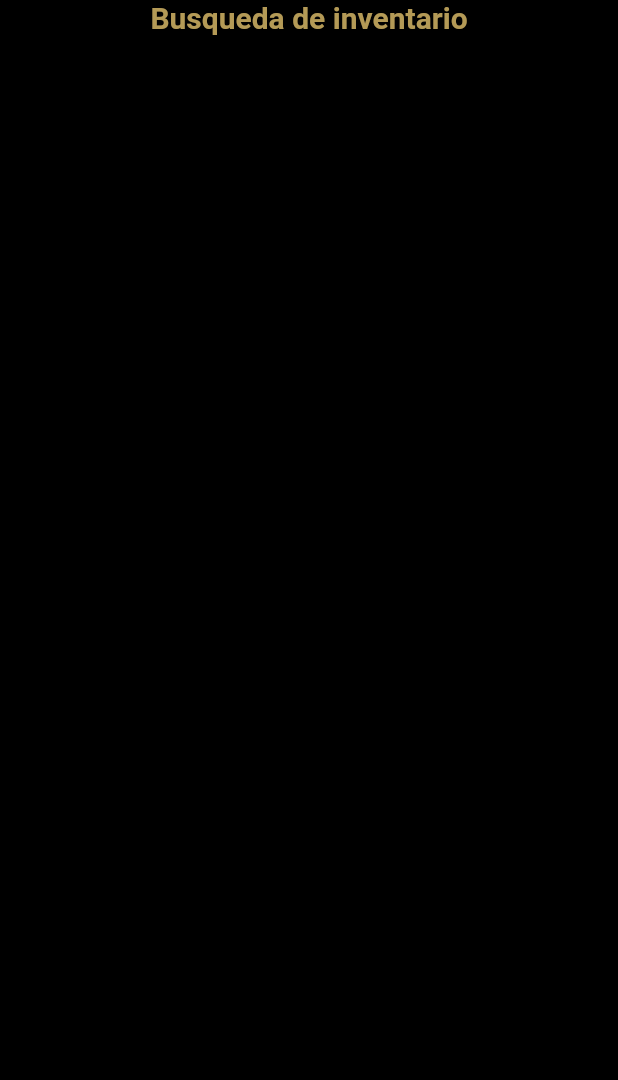
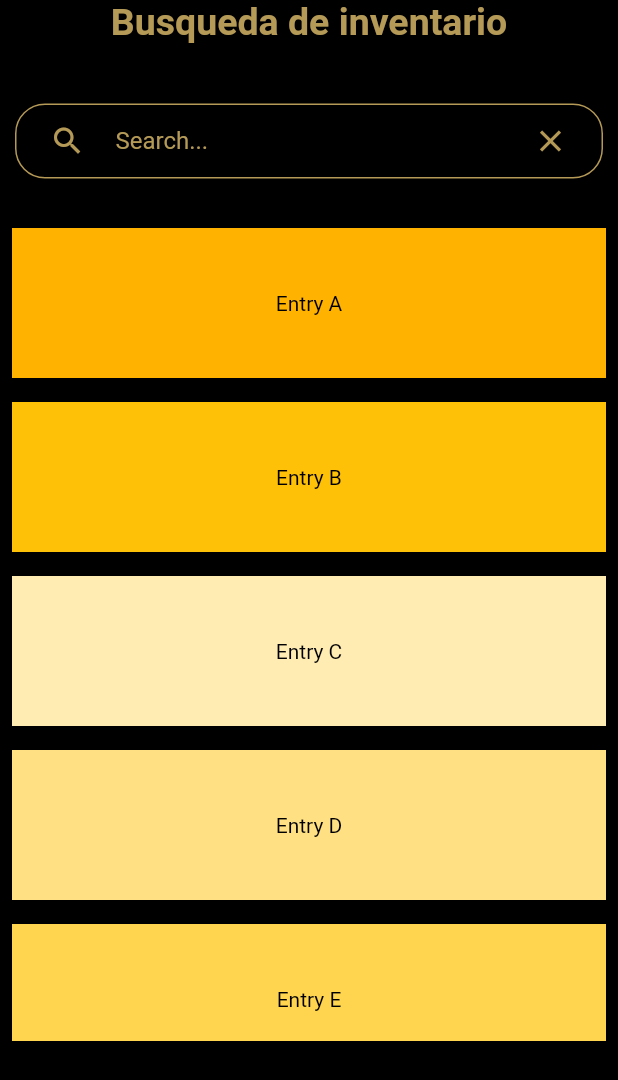
Before and after one commit to SantiagoAndresDavid/JRC-Api-Front, a Flutter app: the Search widget shown alone on an empty page, opened directly, on a phone screen of 412 x 824 dp. Shown: the top 1080 px of the screen. Run offline on Flutter 3.47's test engine with Material 2 defaults, Android fonts, the phone set to English and light mode, and no system bars; our stand-ins replace cloud_firestore, firebase_auth, firebase_core, firebase_database, firebase_storage, flutter_colorpicker and 4 more; accounts and stored records are empty; network calls fail; project files that could hold a hidden picture were left out.

Commit message:
modify colors to searchInput

```diff
--- a/lib/ui/pages/menu/add/add.dart
+++ b/lib/ui/pages/menu/add/add.dart
@@ -40,11 +40,12 @@ class _AddState extends State<Add> {
   Widget build(BuildContext context) {
     return Column(
       children: [
+        const SizedBox(height: 30),
         const Text(
           'Agregar Nuevos Productos',
           textAlign: TextAlign.center,
           style: TextStyle(
-            fontSize: 40,
+            fontSize: 25,
             fontWeight: FontWeight.bold,
             color: const Color.fromARGB(1000, 198, 169, 95),
           ),
--- a/lib/ui/pages/menu/menu.dart
+++ b/lib/ui/pages/menu/menu.dart
@@ -90,6 +90,7 @@ class _MenuState extends State<Menu> {
     return Scaffold(
       body: Stack(children: [
         Positioned(
+            top: 10,
             left: 0,
             right: 250,
             child: Container(
@@ -102,7 +103,7 @@ class _MenuState extends State<Menu> {
             width: Dimensions.screenWidth,
             top: Dimensions.height13,
             height: Dimensions.screenHeight,
-            child: Container(
+            child: SizedBox(
                 height: Dimensions.width90,
                 //color: Color.fromRGBO(33, 150, 243, 1),
                 child: Align(
--- a/lib/ui/pages/menu/search/search.dart
+++ b/lib/ui/pages/menu/search/search.dart
@@ -1,5 +1,8 @@
 import 'package:flutter/material.dart';
 import 'package:jrc_front/ui/utils/dimensions.dart';
+
+import '../../../widgets/Input.dart';
+import '../../../widgets/searchInput.dart';
 
 class Search extends StatefulWidget {
   const Search({super.key});
@@ -11,20 +14,68 @@ class Search extends StatefulWidget {
 class _SearchState extends State<Search> {
   @override
   Widget build(BuildContext context) {
+    String _searchQuery = '';
+    TextEditingController searchController = TextEditingController();
+    final List<String> entries = <String>[
+      'A',
+      'B',
+      'C',
+      'D',
+      'E',
+      'F',
+      'G',
+      'H',
+      'I',
+      'J',
+      'K',
+      'L',
+      'M'
+    ];
+    final List<int> colorCodes = <int>[
+      600,
+      500,
+      100,
+      200,
+      300,
+      400,
+      500,
+      600,
+      700,
+      800,
+      900,
+      1000,
+      1100
+    ];
+
     return Column(
-      children: const [
-        Text(
+      children: [
+        const Text(
           'Busqueda de inventario',
           textAlign: TextAlign.center,
           style: TextStyle(
-            fontSize: 20,
+            fontSize: 25,
             fontWeight: FontWeight.bold,
-            color: const Color.fromARGB(1000, 198, 169, 95),
+            color: Color.fromARGB(1000, 198, 169, 95),
           ),
         ),
+        const SizedBox(height: 30),
+        SizedBox(height: 70, child: SearchScreen()),
+        const SizedBox(height: 15),
         SizedBox(
-          width: 500,
-        )
+            height: 550,
+            child: ListView.separated(
+              padding: const EdgeInsets.all(8),
+              itemCount: entries.length,
+              itemBuilder: (BuildContext context, int index) {
+                return Container(
+                  height: 100,
+                  color: Colors.amber[colorCodes[index]],
+                  child: Center(child: Text('Entry ${entries[index]}')),
+                );
+              },
+              separatorBuilder: (BuildContext context, int index) =>
+                  const Divider(),
+            ))
       ],
     );
   }
--- a/lib/ui/widgets/Input.dart
+++ b/lib/ui/widgets/Input.dart
@@ -45,4 +45,6 @@ class Input extends StatelessWidget {
           )),
     );
   }
+
+
 }
--- /dev/null
+++ b/lib/ui/widgets/searchInput.dart
@@ -0,0 +1,92 @@
+import 'package:flutter/material.dart';
+
+class SearchScreen extends StatefulWidget {
+  @override
+  _SearchScreenState createState() => _SearchScreenState();
+}
+
+class _SearchScreenState extends State<SearchScreen> {
+  String _searchQuery = '';
+  final TextEditingController _searchController = TextEditingController();
+
+  @override
+  void dispose() {
+    _searchController.dispose();
+    super.dispose();
+  }
+
+  @override
+  Widget build(BuildContext context) {
+    return Scaffold(
+      backgroundColor: Colors.transparent,
+      body: Column(
+        children: [
+          Container(
+            color: Colors.black,
+            child: Container(
+              margin: EdgeInsets.all(10.0),
+              padding: EdgeInsets.symmetric(horizontal: 10.0),
+              decoration: BoxDecoration(
+                color: Colors.black,
+                borderRadius: BorderRadius.circular(20.0),
+                border: Border.all(
+                  color: const Color.fromARGB(1000, 198, 169, 95),
+                  width: 1.0,
+                ),
+              ),
+              child: Row(
+                children: [
+                  IconButton(
+                    icon: const Icon(
+                      Icons.search,
+                      color: const Color.fromARGB(1000, 198, 169, 95),
+                    ),
+                    onPressed: () {
+                      setState(() {
+                        _searchQuery = '';
+                        _searchController.clear();
+                      });
+                    },
+                  ),
+                  const SizedBox(width: 8.0),
+                  Expanded(
+                    child: TextField(
+                      controller: _searchController,
+                      onChanged: (value) {
+                        setState(() {
+                          _searchQuery = value;
+                        });
+                      },
+                      decoration: const InputDecoration(
+                        hintText: 'Search...',
+                        hintStyle: TextStyle(
+                            color: Color.fromARGB(1000, 198, 169, 95)),
+                        border: InputBorder.none,
+                      ),
+                      style: const TextStyle(
+                        fontSize: 16.0,
+                        color: const Color.fromARGB(1000, 198, 169, 95),
+                      ),
+                    ),
+                  ),
+                  IconButton(
+                    icon: const Icon(
+                      Icons.clear,
+                      color: const Color.fromARGB(1000, 198, 169, 95),
+                    ),
+                    onPressed: () {
+                      setState(() {
+                        _searchQuery = '';
+                        _searchController.clear();
+                      });
+                    },
+                  ),
+                ],
+              ),
+            ),
+          ),
+        ],
+      ),
+    );
+  }
+}
```
Also changed, not shown: 1 other file.
